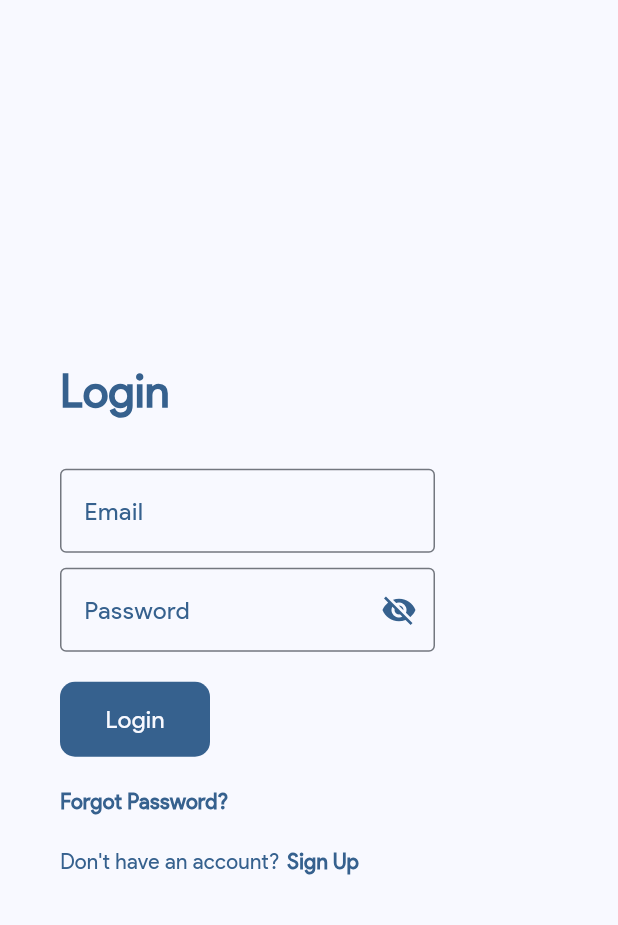
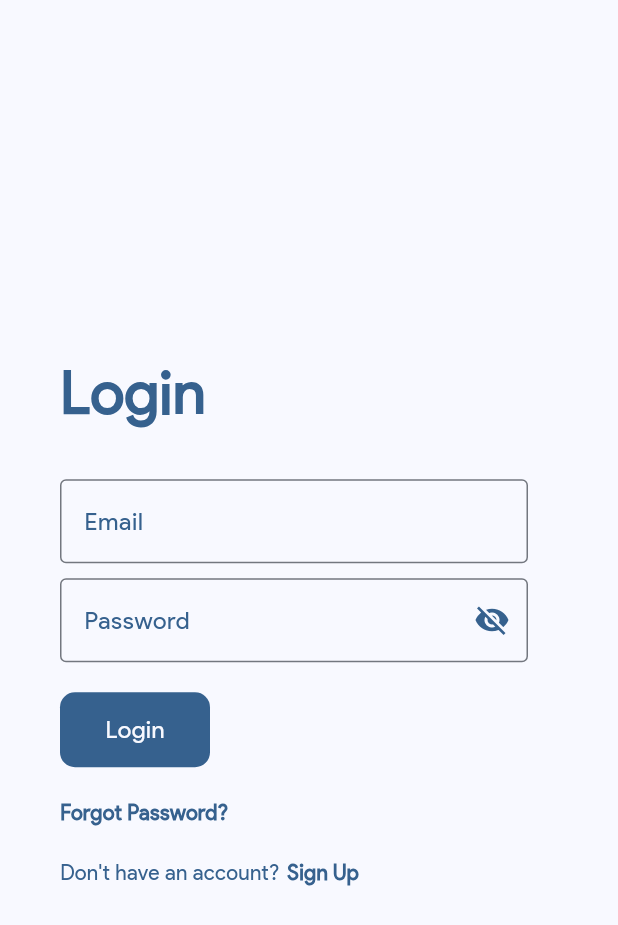
Before and after one commit to siddhesh12323/Quotes-For-You-Prod, a Flutter app: the screen it shows after launch, on a phone screen of 412 x 824 dp. Shown: the top 925 px of the screen. Run offline on Flutter 3.47's test engine with Material 3 defaults, Android fonts, the phone set to English and light mode, and no system bars; our stand-ins replace dynamic_color, firebase_auth, firebase_core, flutter_slidable, share_plus, shared_preferences and 1 more; accounts and stored records are empty; project files that could hold a hidden picture were left out.

Commit message:
login and signup

```diff
--- /dev/null
+++ b/lib/auth/auth_gate.dart
@@ -0,0 +1,25 @@
+import 'package:firebase_auth/firebase_auth.dart';
+import 'package:flutter/material.dart';
+import 'package:quotes_for_you/auth/screens/login_or_signup.dart';
+import 'package:quotes_for_you/auth/screens/login_page.dart';
+import 'package:quotes_for_you/navbar/navigation_page.dart';
+
+class AuthGate extends StatelessWidget {
+  const AuthGate({super.key});
+
+  @override
+  Widget build(BuildContext context) {
+    return Scaffold(
+      body: StreamBuilder(
+          stream: FirebaseAuth.instance.authStateChanges(),
+          builder: (context, snapshot) {
+            // user is logged in
+            if (snapshot.hasData) {
+              return const NavigationPage();
+            } else {
+              return const LoginOrSignUpPage();
+            }
+          }),
+    );
+  }
+}
--- /dev/null
+++ b/lib/auth/screens/login_or_signup.dart
@@ -0,0 +1,33 @@
+import 'package:flutter/material.dart';
+import 'package:quotes_for_you/auth/screens/login_page.dart';
+import 'package:quotes_for_you/auth/screens/sign_up_page.dart';
+
+class LoginOrSignUpPage extends StatefulWidget {
+  const LoginOrSignUpPage({super.key});
+
+  @override
+  State<LoginOrSignUpPage> createState() => _LoginOrSignUpPageState();
+}
+
+class _LoginOrSignUpPageState extends State<LoginOrSignUpPage> {
+  bool showLoginPage = true;
+
+  void toggleLoginOrSignUp() {
+    setState(() {
+      showLoginPage = !showLoginPage;
+    });
+  }
+
+  @override
+  Widget build(BuildContext context) {
+    if (showLoginPage) {
+      return LoginPage(
+        toggleLoginOrSignUp: toggleLoginOrSignUp,
+      );
+    } else {
+      return SignUpPage(
+        toggleLoginOrSignUp: toggleLoginOrSignUp,
+      );
+    }
+  }
+}
--- a/lib/screens/login_page.dart
+++ b/lib/auth/screens/login_page.dart
@@ -1,8 +1,10 @@
 import 'package:flutter/material.dart';
+import 'package:quotes_for_you/auth/auth_service.dart';
 import 'package:quotes_for_you/widgets/quit_confirmation_dialog.dart';
 
 class LoginPage extends StatefulWidget {
-  const LoginPage({super.key});
+  final void Function()? toggleLoginOrSignUp;
+  const LoginPage({super.key, required this.toggleLoginOrSignUp});
 
   @override
   State<LoginPage> createState() => _LoginPageState();
@@ -13,8 +15,34 @@ class _LoginPageState extends State<LoginPage> {
   TextEditingController passwordController = TextEditingController();
   bool isPasswordVisible = false;
 
+  void login(BuildContext context) async {
+    // Sign in with email and password
+    try {
+      await AuthService().signIn(emailController.text, passwordController.text);
+    } // Navigate to the navigation page
+    catch (e) {
+      // ignore: use_build_context_synchronously
+      showDialog(
+          context: context,
+          builder: (context) {
+            return AlertDialog(
+              title: Text('Error'),
+              content: Text("Something went wrong! ${e.toString()}"),
+              actions: [
+                TextButton(
+                    onPressed: () {
+                      Navigator.pop(context);
+                    },
+                    child: Text('OK')),
+              ],
+            );
+          });
+    }
+  }
+
   @override
   Widget build(BuildContext context) {
+    // ignore: deprecated_member_use
     return WillPopScope(
       onWillPop: () async {
         bool quitConfirmed = await showQuitConfirmationDialog(context);
@@ -23,7 +51,7 @@ class _LoginPageState extends State<LoginPage> {
       child: Scaffold(
         backgroundColor: Theme.of(context).colorScheme.background,
         body: Padding(
-          padding: const EdgeInsets.fromLTRB(40, 0, 0, 0),
+          padding: const EdgeInsets.fromLTRB(40, 0, 60, 0),
           child: Column(
               crossAxisAlignment: CrossAxisAlignment.start,
               mainAxisAlignment: MainAxisAlignment.center,
@@ -31,15 +59,13 @@ class _LoginPageState extends State<LoginPage> {
                 Text(
                   'Login',
                   style: TextStyle(
-                    fontSize: 30,
+                    fontSize: 40,
                     color: Theme.of(context).colorScheme.primary,
                     fontWeight: FontWeight.bold,
                   ),
                 ),
                 const SizedBox(height: 30),
-                SizedBox(
-                  width: 250,
-                  child: TextField(
+                TextField(
                   keyboardType: TextInputType.emailAddress,
                   controller: emailController,
                   decoration: InputDecoration(
@@ -54,11 +80,8 @@ class _LoginPageState extends State<LoginPage> {
                     ),
                   ),
                 ),
-                ),
                 const SizedBox(height: 10),
-                SizedBox(
-                  width: 250,
-                  child: TextField(
+                TextField(
                   obscureText: !isPasswordVisible,
                   controller: passwordController,
                   keyboardType: TextInputType.visiblePassword,
@@ -87,10 +110,10 @@ class _LoginPageState extends State<LoginPage> {
                     ),
                   ),
                 ),
-                ),
                 const SizedBox(height: 20),
                 InkWell(
                   onTap: () {
+                    login(context);
                     Navigator.pushNamed(context, '/navigation');
                   },
                   child: Container(
@@ -137,7 +160,7 @@ class _LoginPageState extends State<LoginPage> {
                     const SizedBox(width: 5),
                     InkWell(
                       onTap: () {
-                        Navigator.pushNamed(context, '/signup');
+                        widget.toggleLoginOrSignUp!();
                       },
                       child: Text(
                         'Sign Up',
--- a/lib/main.dart
+++ b/lib/main.dart
@@ -1,16 +1,22 @@
 import 'package:dynamic_color/dynamic_color.dart';
+import 'package:firebase_core/firebase_core.dart';
 import 'package:flutter/material.dart';
 import 'package:provider/provider.dart';
+import 'package:quotes_for_you/auth/auth_gate.dart';
+import 'package:quotes_for_you/firebase_options.dart';
 import 'package:quotes_for_you/navbar/navigation_page.dart';
 import 'package:quotes_for_you/screens/about_page.dart';
 import 'package:quotes_for_you/screens/favorites_page.dart';
-import 'package:quotes_for_you/screens/login_page.dart';
+import 'package:quotes_for_you/auth/screens/login_page.dart';
 import 'package:quotes_for_you/screens/settings_page.dart';
-import 'package:quotes_for_you/screens/sign_up_page.dart';
+import 'package:quotes_for_you/screens/share_as_image.dart';
+import 'package:quotes_for_you/auth/screens/sign_up_page.dart';
 import 'local/favorites_manager.dart';
 import 'theme/theme_manager.dart';
 
-void main() {
+void main() async {
+  WidgetsFlutterBinding.ensureInitialized();
+  await Firebase.initializeApp(options: DefaultFirebaseOptions.currentPlatform);
   runApp(MultiProvider(providers: [
     ChangeNotifierProvider(create: (_) => FavoritesManager()),
     ChangeNotifierProvider(create: (_) => ThemeManager()),
@@ -41,11 +47,9 @@ class MainApp extends StatelessWidget {
             '/favorites': (context) => const FavoritesPage(),
             '/settings': (context) => SettingsPage(),
             '/about': (context) => const AboutPage(),
-            '/shareasimage': (context) => const AboutPage(),
-            '/login': (context) => const LoginPage(),
-            '/signup': (context) => const SignUpPage(),
+            '/shareasimage': (context) => const ShareAsImagePage(),
           },
-          home: const LoginPage(),
+          home: const AuthGate(),
         );
       },
     );
--- a/pubspec.yaml
+++ b/pubspec.yaml
@@ -8,6 +8,8 @@ environment:
 
 dependencies:
   dynamic_color: ^1.6.9
+  firebase_auth: ^4.17.8
+  firebase_core: ^2.27.0
   flutter:
     sdk: flutter
   flutter_slidable: ^3.0.1
```
Also changed, not shown: lib/auth/auth_service.dart (added, +54 -0 lines), lib/auth/screens/sign_up_page.dart (renamed from lib/screens/sign_up_page.dart, +56 -2 lines), lib/screens/about_page.dart (+9 -0 lines), lib/auth/screens/verify_email_page.dart (added), lib/firebase_options.dart (added), pubspec.lock, 7 other files. Lines whose indentation alone changed are shown as unchanged.
